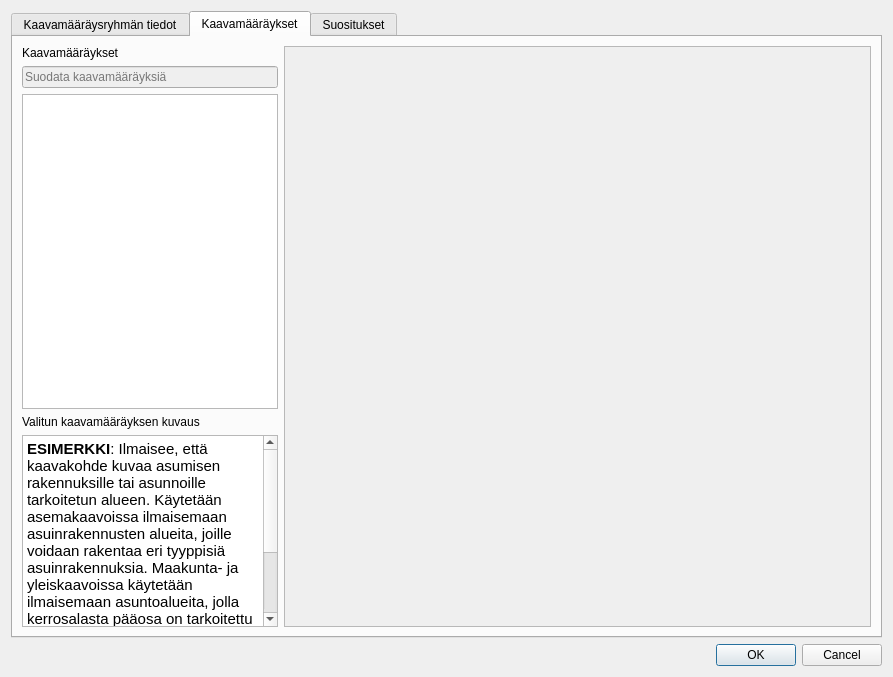
The window that arho_feature_template/gui/new_plan_regulation_group_form.ui (GispoCoding/arho-qgis-plugin) describes before a commit, drawn with Qt 5.
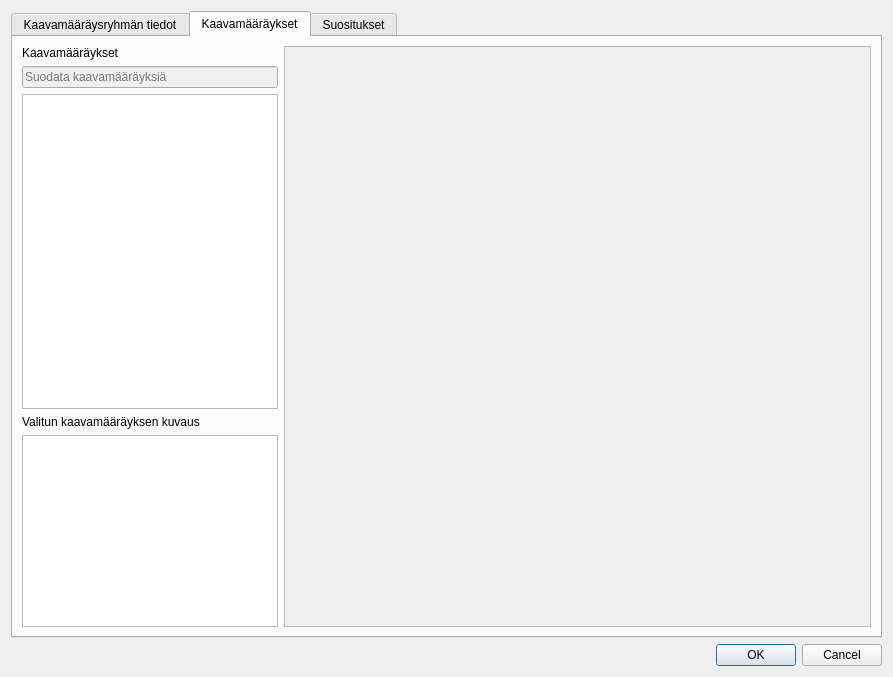
The same window after the commit. The open tabs and pages were chosen to show the change. Custom widgets are drawn as their Qt base class.

Commit message: show description of selected plan regulation in new plan regulation group form

```diff
--- a/arho_feature_template/gui/new_plan_regulation_group_form.ui
+++ b/arho_feature_template/gui/new_plan_regulation_group_form.ui
@@ -159,9 +159,8 @@
 &lt;html&gt;&lt;head&gt;&lt;meta name=&quot;qrichtext&quot; content=&quot;1&quot; /&gt;&lt;style type=&quot;text/css&quot;&gt;
 p, li { white-space: pre-wrap; }
 &lt;/style&gt;&lt;/head&gt;&lt;body style=&quot; font-family:'Ubuntu'; font-size:11pt; font-weight:400; font-style:normal;&quot;&gt;
-&lt;p style=&quot; margin-top:0px; margin-bottom:0px; margin-left:0px; margin-right:0px; -qt-block-indent:0; text-indent:0px;&quot;&gt;&lt;span style=&quot; font-weight:600;&quot;&gt;ESIMERKKI&lt;/span&gt;: Ilmaisee, että kaavakohde kuvaa asumisen rakennuksille tai asunnoille tarkoitetun alueen. Käytetään asemakaavoissa ilmaisemaan asuinrakennusten alueita, joille voidaan rakentaa eri tyyppisiä asuinrakennuksia. Maakunta- ja yleiskaavoissa käytetään ilmaisemaan asuntoalueita, jolla kerrosalasta pääosa on tarkoitettu asumiseen. Koodi liittyy lähtökohtaisesti kaavakohteeseen, joka on geometrialtaan alue.&lt;/p&gt;
 &lt;p style=&quot;-qt-paragraph-type:empty; margin-top:0px; margin-bottom:0px; margin-left:0px; margin-right:0px; -qt-block-indent:0; text-indent:0px;&quot;&gt;&lt;br /&gt;&lt;/p&gt;
-&lt;p style=&quot; margin-top:0px; margin-bottom:0px; margin-left:0px; margin-right:0px; -qt-block-indent:0; text-indent:0px;&quot;&gt;Kaavamääräyksen lyhyt nimi: A (AK ja YK) &amp;amp; AA (MK)&lt;/p&gt;&lt;/body&gt;&lt;/html&gt;</string>
+&lt;p style=&quot;-qt-paragraph-type:empty; margin-top:0px; margin-bottom:0px; margin-left:0px; margin-right:0px; -qt-block-indent:0; text-indent:0px;&quot;&gt;&lt;br /&gt;&lt;/p&gt;&lt;/body&gt;&lt;/html&gt;</string>
            </property>
           </widget>
          </item>
```
Left out of the diff: 2 changed lines with no effect on the pictures. The commit also changes 1 other file.
